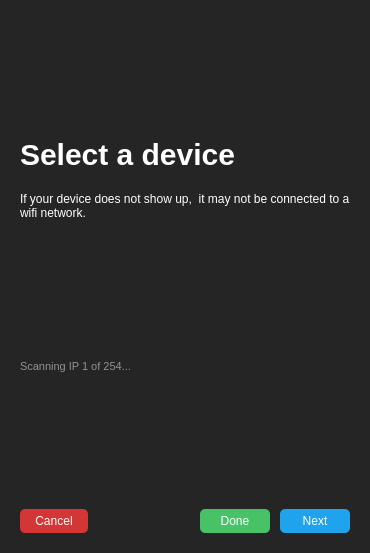
The window that src/gui/wizards/setupdevicedialog.ui (tom-23/TasmoManager) describes before a commit, drawn with Qt 5.
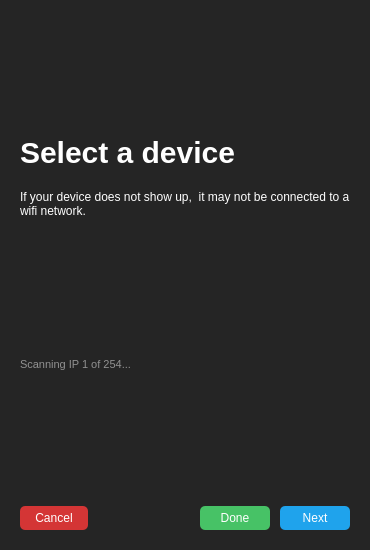
The same window after the commit. Icons and pictures are not drawn.

```diff
--- a/src/gui/wizards/setupdevicedialog.ui
+++ b/src/gui/wizards/setupdevicedialog.ui
@@ -7,15 +7,27 @@
     <x>0</x>
     <y>0</y>
     <width>370</width>
-    <height>553</height>
+    <height>550</height>
    </rect>
   </property>
   <property name="sizePolicy">
-   <sizepolicy hsizetype="Fixed" vsizetype="Fixed">
+   <sizepolicy hsizetype="Preferred" vsizetype="Preferred">
     <horstretch>0</horstretch>
     <verstretch>0</verstretch>
    </sizepolicy>
   </property>
+  <property name="minimumSize">
+   <size>
+    <width>370</width>
+    <height>550</height>
+   </size>
+  </property>
+  <property name="maximumSize">
+   <size>
+    <width>370</width>
+    <height>600</height>
+   </size>
+  </property>
   <property name="windowTitle">
    <string>Setup a new device</string>
   </property>
```
